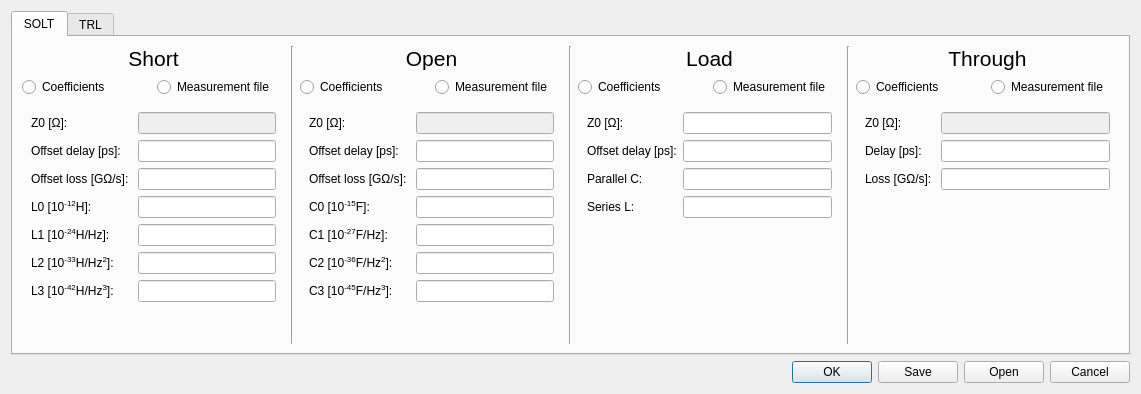
jankae/LibreVNA, file Software/PC_Application/Calibration/calkitdialog.ui: the form before one commit.
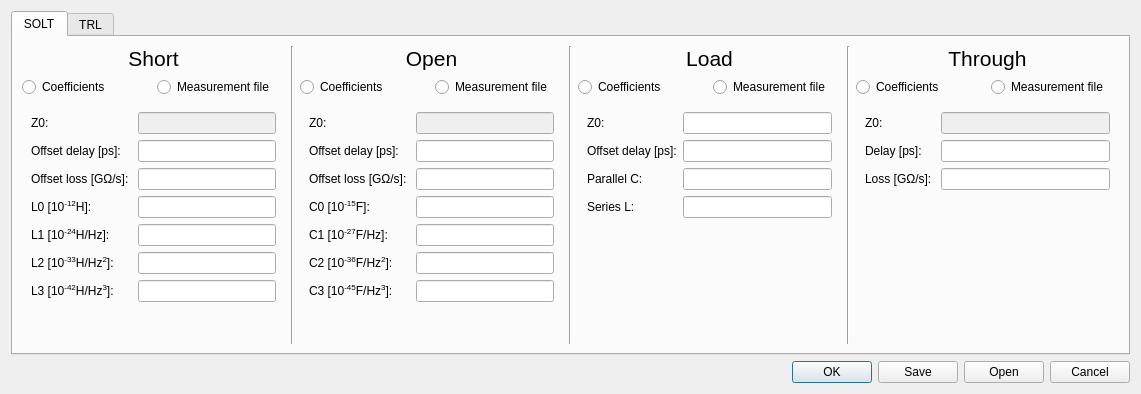
The form after the commit. The open tabs and pages were chosen to show the change. Custom widgets are drawn as their Qt base class.

Commit message: Use SIUnitEdit for all fields in the calibration kit dialog

Diff of the .ui file:
```diff
--- a/Software/PC_Application/Calibration/calkitdialog.ui
+++ b/Software/PC_Application/Calibration/calkitdialog.ui
@@ -159,7 +159,7 @@
                <item row="0" column="0">
                 <widget class="QLabel" name="label_16">
                  <property name="text">
-                  <string>Z0 [Ω]:</string>
+                  <string>Z0:</string>
                  </property>
                 </widget>
                </item>
@@ -305,7 +305,7 @@
                <item row="0" column="0">
                 <widget class="QLabel" name="label_15">
                  <property name="text">
-                  <string>Z0 [Ω]:</string>
+                  <string>Z0:</string>
                  </property>
                 </widget>
                </item>
@@ -384,7 +384,7 @@
                <item row="0" column="0">
                 <widget class="QLabel" name="label_30">
                  <property name="text">
-                  <string>Z0 [Ω]:</string>
+                  <string>Z0:</string>
                  </property>
                 </widget>
                </item>
@@ -500,7 +500,7 @@
                <item row="0" column="0">
                 <widget class="QLabel" name="label_35">
                  <property name="text">
-                  <string>Z0 [Ω]:</string>
+                  <string>Z0:</string>
                  </property>
                 </widget>
                </item>
```
Left out of the diff: 40 changed lines with no effect on the pictures. The commit also changes 1 other file.
